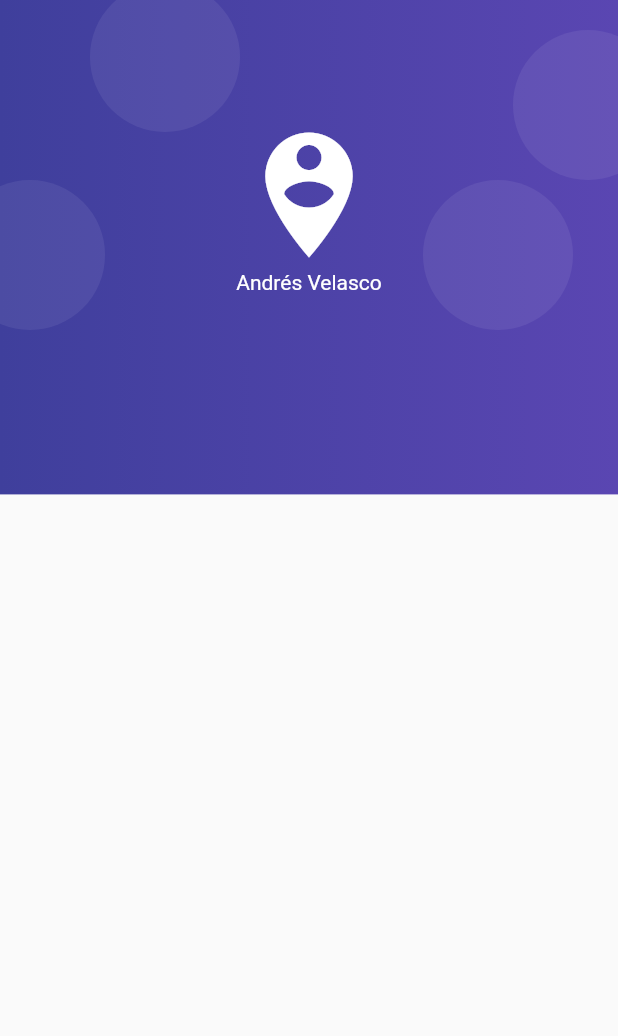
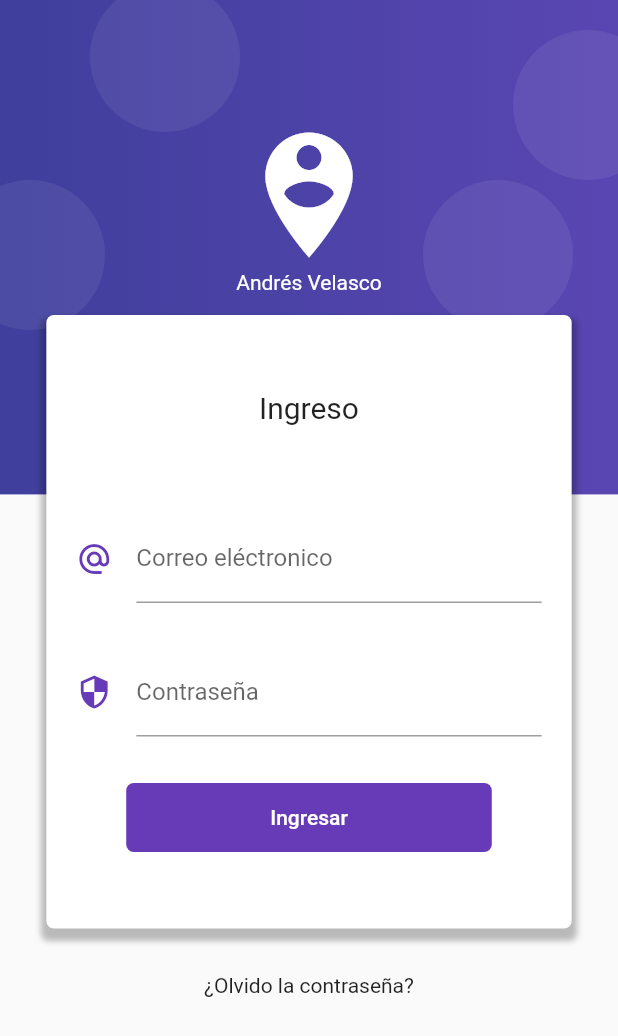
Before and after one commit to velascoandres/auth_token, a Flutter app: the screen it shows after launch, on a phone screen of 412 x 824 dp. Shown: the top 1036 px of the screen. Run offline on Flutter 3.47's test engine with Material 2 defaults, Android fonts, the phone set to English and light mode, and no system bars.

Commit message:
pantalla login

```diff
--- a/lib/src/pages/login_page.dart
+++ b/lib/src/pages/login_page.dart
@@ -18,6 +18,7 @@ class LoginPage extends StatelessWidget {
       body: Stack(
         children: [
           _crearFondo(context),
+          _loginForm(context),
         ],
       ),
     );
@@ -96,4 +97,110 @@ class LoginPage extends StatelessWidget {
       },
     ).toList();
   }
+
+  Widget _loginForm(BuildContext context) {
+    final size = MediaQuery.of(context).size;
+    return SingleChildScrollView(
+      child: Column(
+        children: [
+          SafeArea(
+            child: Container(
+              height: 180,
+            ),
+          ),
+          Container(
+            width: size.width * 0.85,
+            padding: EdgeInsets.symmetric(vertical: 50),
+            margin: EdgeInsets.symmetric(vertical: 30),
+            decoration: BoxDecoration(
+                color: Colors.white,
+                borderRadius: BorderRadius.circular(5.0),
+                boxShadow: [
+                  BoxShadow(
+                    color: Colors.black26,
+                    blurRadius: 3.0,
+                    offset: Offset(0.0, 5.0),
+                    spreadRadius: 3.0,
+                  ),
+                ]),
+            child: Column(
+              children: <Widget>[
+                Text(
+                  'Ingreso',
+                  style: TextStyle(
+                    fontSize: 20.0,
+                  ),
+                ),
+                SizedBox(
+                  height: 60.0,
+                ),
+                _crearEmail(),
+                SizedBox(
+                  height: 30.0,
+                ),
+                _crearPassword(),
+                SizedBox(
+                  height: 30.0,
+                ),
+                _crearBoton(),
+              ],
+            ),
+          ),
+          Text('¿Olvido la contraseña?'),
+          SizedBox(
+            height: 100,
+          )
+        ],
+      ),
+    );
+  }
+
+  Widget _crearEmail() {
+    return Container(
+      padding: EdgeInsets.symmetric(horizontal: 20.0),
+      child: TextField(
+        keyboardType: TextInputType.emailAddress,
+        decoration: InputDecoration(
+          icon: Icon(
+            Icons.alternate_email,
+            color: Colors.deepPurple,
+          ),
+          hintText: 'ejemplo@correo.com',
+          labelText: 'Correo eléctronico',
+        ),
+      ),
+    );
+  }
+
+  Widget _crearPassword() {
+    return Container(
+      padding: EdgeInsets.symmetric(horizontal: 20.0),
+      child: TextField(
+        obscureText: true,
+        decoration: InputDecoration(
+          icon: Icon(
+            Icons.security,
+            color: Colors.deepPurple,
+          ),
+          labelText: 'Contraseña',
+        ),
+      ),
+    );
+  }
+
+  Widget _crearBoton() {
+    return RaisedButton(
+      onPressed: () {},
+      child: Container(
+        padding: EdgeInsets.symmetric(horizontal: 80, vertical: 15.0),
+        child: Text('Ingresar'),
+      ),
+      shape: RoundedRectangleBorder(
+        borderRadius: BorderRadius.circular(5),
+      ),
+      elevation: 0.0,
+      color: Colors.deepPurple,
+      textColor: Colors.white,
+    );
+  }
 }
```
